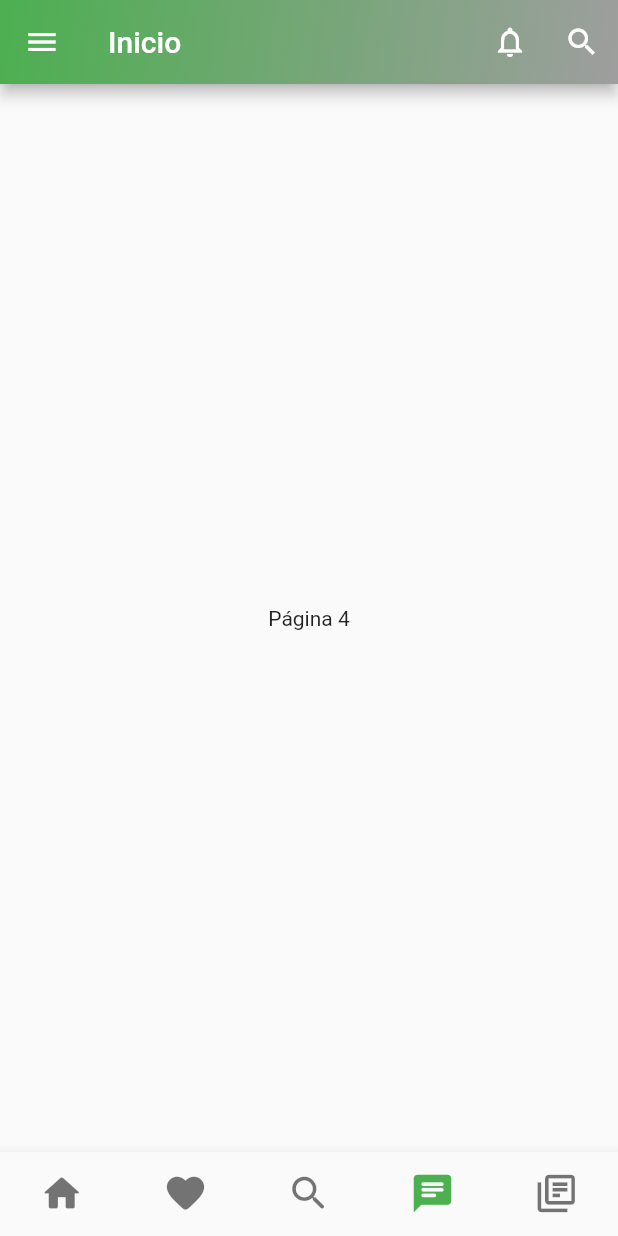
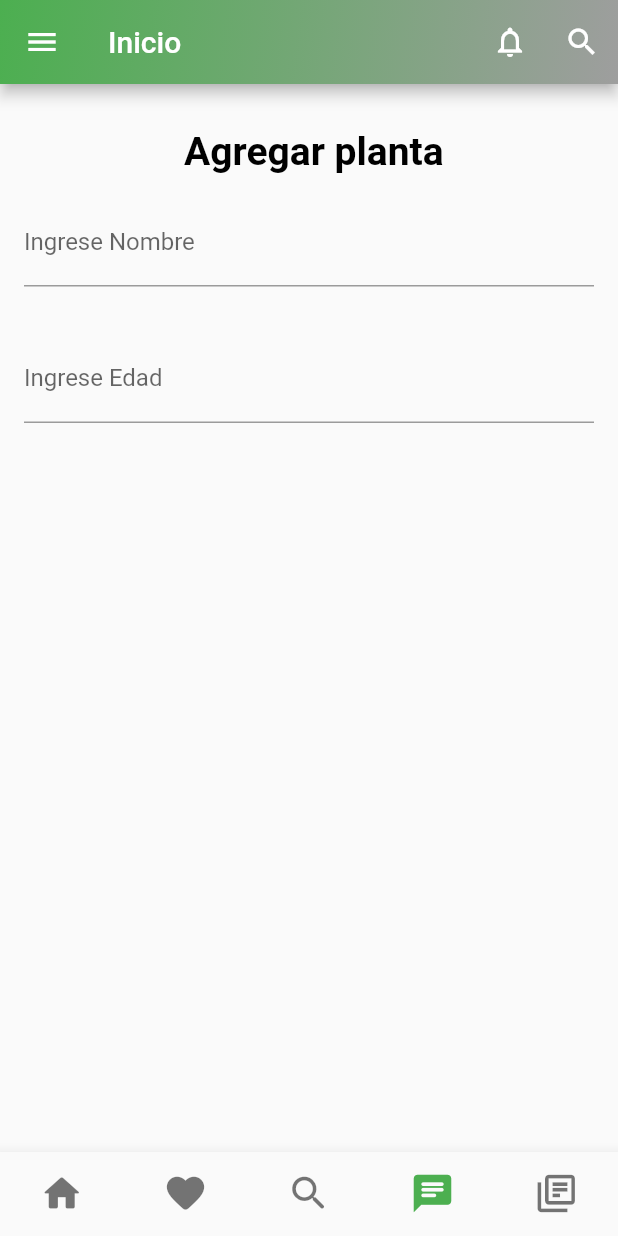
Before and after one commit to DenisLlc/PlantaMasV2.0, a Flutter app: the screen it shows after launch, item 4 of the bottom bar chosen, on a phone screen of 412 x 824 dp. Run offline on Flutter 3.47's test engine with Material 2 defaults, Android fonts, the phone set to English and light mode, and no system bars; our stand-ins replace cloud_firestore, firebase_core, loading_animation_widget, sqflite; accounts and stored records are empty; network calls fail.

Commit message:
crudPlants

```diff
--- a/lib/bottomNavigation/routes.dart
+++ b/lib/bottomNavigation/routes.dart
@@ -5,6 +5,8 @@ import 'package:plantamas/page2.dart';
 import 'package:plantamas/page3.dart';
 import 'package:plantamas/page4.dart';
 import 'package:plantamas/page5.dart';
+
+import 'package:plantamas/page_addPlants.dart';
 
 class Routes extends StatelessWidget {
   final int index;
@@ -14,10 +16,15 @@ class Routes extends StatelessWidget {
   Widget build(BuildContext context) {
     List<Widget> myList = [
       MyHomePage(),
-      const Page2(),
-      Page3( ),
-      const Page4(),
-      const Page5()
+      HomePage(
+        title: 'a',
+      ),
+      Page3(),
+      Page4(),
+      //pagina 5
+      HomePage(
+        title: 'a',
+      )
     ];
     return myList[index];
   }
--- /dev/null
+++ b/lib/models/base_model.dart
@@ -0,0 +1,11 @@
+abstract class BaseModel {
+  int? id;
+
+  void setId(int id) {
+    this.id = id;
+  }
+
+  static fromMap() {}
+
+  toMap() {}
+}
--- /dev/null
+++ b/lib/models/plants.dart
@@ -0,0 +1,48 @@
+import 'package:plantamas/models/base_model.dart';
+
+class Contact extends BaseModel {
+  late String _age;
+  late String _name;
+  late String _genre;
+  late String _irrigation;
+  late String _sun;
+  late String _size;
+  late String _temperature;
+
+  Contact(this._name, this._age, this._genre, this._irrigation, this._sun,
+      this._size, this._temperature);
+
+  Contact.map(dynamic obj) {
+    setId(obj["id"]);
+    _name = obj["name"];
+    _age = obj["age"];
+    _genre = obj["genre"];
+    _irrigation = obj["irrigation"];
+    _sun = obj["sun"];
+    _size = obj["size"];
+    _temperature = obj["temperature"];
+  }
+
+  String get name => _name;
+  String get age => _age;
+  String get genre => _genre;
+  String get irrigation => _irrigation;
+  String get sun => _sun;
+  String get size => _size;
+  String get temperature => _temperature;
+
+  @override
+  Map<String, dynamic> toMap() {
+    var map = <String, dynamic>{};
+
+    map["name"] = _name;
+    map["age"] = _age;
+    map["genre"] = _genre;
+    map["irrigation"] = _irrigation;
+    map["sun"] = _sun;
+    map["size"] = _size;
+    map["temperature"] = _temperature;
+
+    return map;
+  }
+}
--- a/lib/page4.dart
+++ b/lib/page4.dart
@@ -5,8 +5,41 @@ class Page4 extends StatelessWidget {
 
   @override
   Widget build(BuildContext context) {
-    return const Center(
-      child: Text('Página 4'),
+    return Container(
+      child: Column(
+        children: <Widget>[
+          Row(
+            mainAxisAlignment: MainAxisAlignment.spaceAround,
+            children: <Widget>[
+              Text(
+                "\n Agregar planta",
+                style: TextStyle(
+                    color: Colors.black,
+                    fontWeight: FontWeight.bold,
+                    fontSize: 26),
+              ),
+            ],
+          ),
+          Padding(
+            padding: const EdgeInsets.symmetric(horizontal: 16, vertical: 16),
+            child: TextFormField(
+              decoration: const InputDecoration(
+                border: UnderlineInputBorder(),
+                labelText: 'Ingrese Nombre',
+              ),
+            ),
+          ),
+          Padding(
+            padding: const EdgeInsets.symmetric(horizontal: 16, vertical: 16),
+            child: TextFormField(
+              decoration: const InputDecoration(
+                border: UnderlineInputBorder(),
+                labelText: 'Ingrese Edad',
+              ),
+            ),
+          ),
+        ],
+      ),
     );
   }
 }
--- /dev/null
+++ b/lib/views/base_view.dart
@@ -0,0 +1,3 @@
+abstract class BaseView {
+  void screenUpdate();
+}
--- a/pubspec.yaml
+++ b/pubspec.yaml
@@ -27,8 +27,10 @@ environment:
 # the latest version available on pub.dev. To see which dependencies have newer
 # versions available, run `flutter pub outdated`.
 dependencies:
+
   flutter:
     sdk: flutter
+
 
 
 
@@ -39,6 +41,8 @@ dependencies:
   firebase_core:
   cloud_firestore:
   loading_animation_widget:
+  sqflite: any
+  path_provider: any
 
 dev_dependencies:
   flutter_test:
```
Also changed, not shown: lib/data/database_helper.dart (added, +43 -0 lines), lib/home_page.dart (+1 -19 lines), lib/page_addPlants.dart (added, +100 -0 lines), lib/plants_details.dart (added, +120 -0 lines), lib/plants_list.dart (added, +122 -0 lines), lib/presenters/contacts_presenter.dart (added, +39 -0 lines), pubspec.lock.
